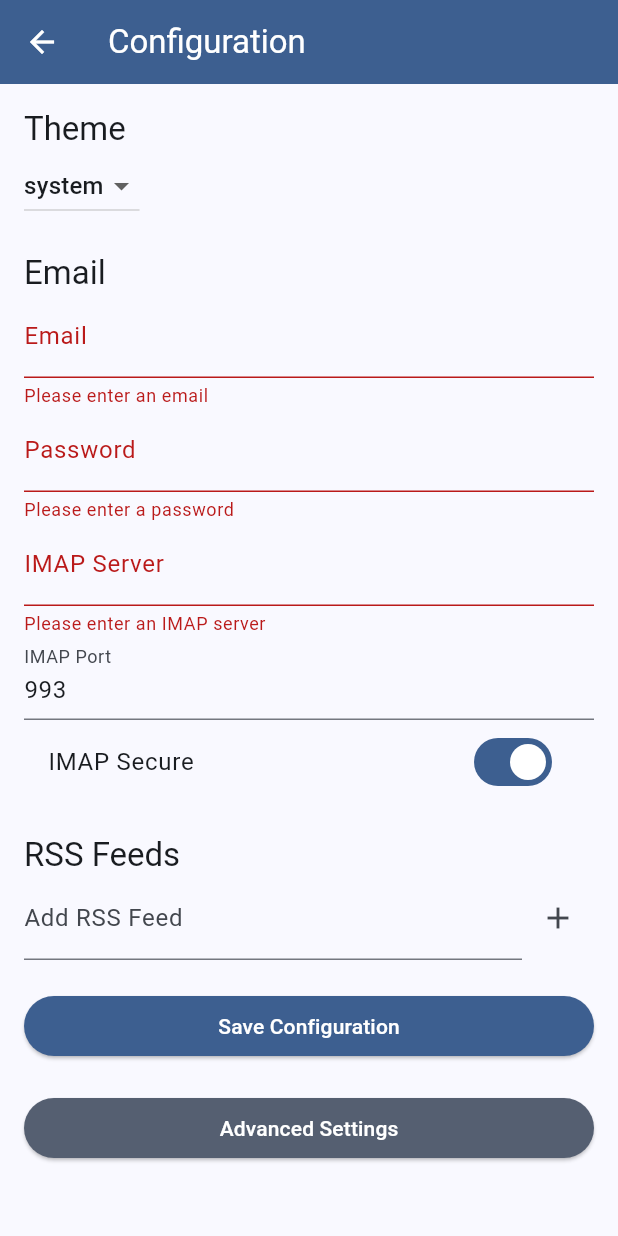
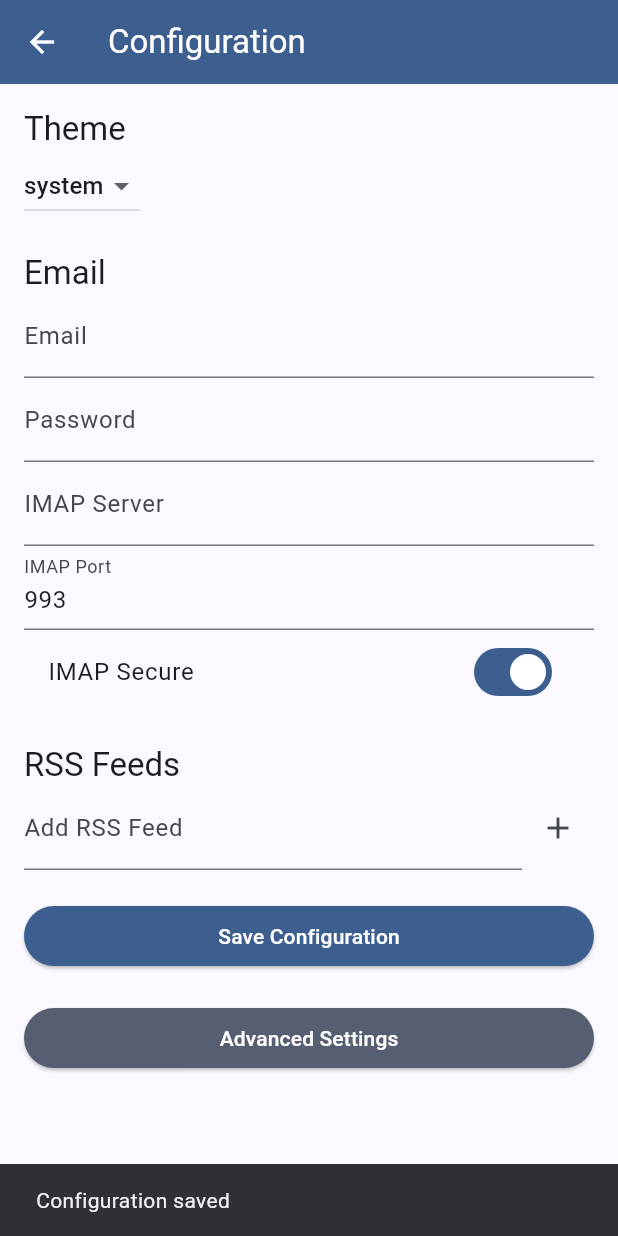
Before and after one commit to jersonal-com/KnowKeeper, a Flutter app: the ConfigPage screen opened directly, after a tap on "Save Configuration", on a phone screen of 412 x 824 dp. Run offline on Flutter 3.47's test engine with Material 3 defaults, Android fonts, the phone set to English and light mode, and no system bars; our stand-ins replace flutter_colorpicker, flutter_riverpod, flutter_slidable, package_info_plus, sembast, share_plus and 1 more; missing offline and left inert: enough_mail, rss_dart; accounts and stored records are empty; project files that could hold a hidden picture were left out.

Commit message:
Removed validation for email address so that the app can be used as RSS reader only

```diff
--- a/lib/data_fetcher/imap_config.dart
+++ b/lib/data_fetcher/imap_config.dart
@@ -24,7 +24,8 @@ class ImapConfig {
     final username = prefs.getString('email');
     final password = prefs.getString('password');
 
-    if (server != null && port != null && isSecure != null && username != null && password != null) {
+    if (server != null && port != null && isSecure != null && username != null && password != null &&
+        server.isNotEmpty && port > 0 && username.isNotEmpty && password.isNotEmpty ) {
       return ImapConfig(
         server: server,
         port: port,
--- a/lib/screens/config_page.dart
+++ b/lib/screens/config_page.dart
@@ -140,37 +140,20 @@ class ConfigPageState extends ConsumerState<ConfigPage> {
                     TextFormField(
                       controller: _emailController,
                       decoration: const InputDecoration(labelText: 'Email'),
-                      validator: (value) {
-                        if (value == null || value.isEmpty) return 'Please enter an email';
-                        return null;
-                      },
                     ),
                     TextFormField(
                       controller: _passwordController,
                       decoration: const InputDecoration(labelText: 'Password'),
                       obscureText: true,
-                      validator: (value) {
-                        if (value == null || value.isEmpty) return 'Please enter a password';
-                        return null;
-                      },
                     ),
                     TextFormField(
                       controller: _imapServerController,
                       decoration: const InputDecoration(labelText: 'IMAP Server'),
-                      validator: (value) {
-                        if (value == null || value.isEmpty) return 'Please enter an IMAP server';
-                        return null;
-                      },
                     ),
                     TextFormField(
                       controller: _imapPortController,
                       decoration: const InputDecoration(labelText: 'IMAP Port'),
                       keyboardType: TextInputType.number,
-                      validator: (value) {
-                        if (value == null || value.isEmpty) return 'Please enter an IMAP port';
-                        if (int.tryParse(value) == null) return 'Please enter a valid number';
-                        return null;
-                      },
                     ),
                     SwitchListTile(
                       title: const Text('IMAP Secure'),
--- a/pubspec.yaml
+++ b/pubspec.yaml
@@ -1,7 +1,7 @@
 name: know_keeper
 description: "An open source knowledge and read it late app."
 publish_to: 'none' # Remove this line if you wish to publish to pub.dev
-version: 0.5.5+16
+version: 0.5.6+16
 license: GPL-3.0-or-later
 
 environment:
```
Also changed, not shown: 1 other file.
